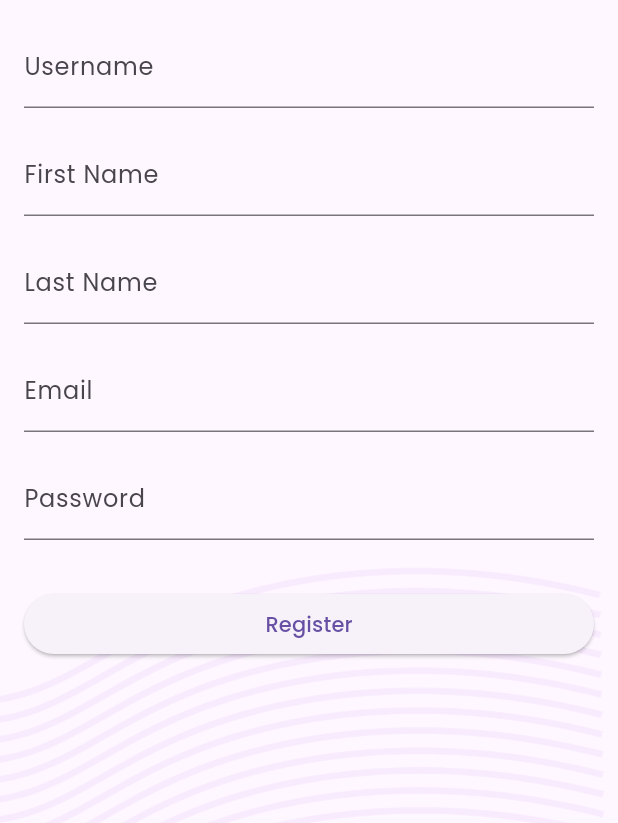
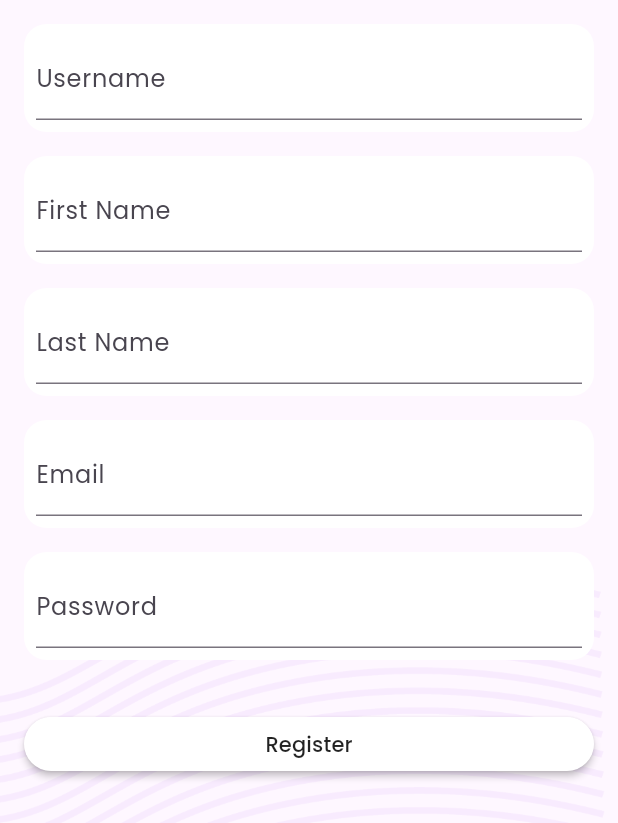
Before and after one commit to tetew-cabang-git/eb_task, a Flutter app: the RegisterScreen screen opened by its route, on a phone screen of 412 x 824 dp. Shown: the top 823 px of the screen. Run offline on Flutter 3.47's test engine with Material 3 defaults, Android fonts, the phone set to English and light mode, and no system bars; our stand-ins replace firebase_auth, firebase_core, flutter_colorpicker, google_fonts, google_sign_in, icons_plus and 2 more; accounts and stored records are empty.

Commit message:
Update Register

```diff
--- a/lib/screen/onboarding/register_screen.dart
+++ b/lib/screen/onboarding/register_screen.dart
@@ -1,3 +1,4 @@
+import 'package:eb_task/widgets/app_button.dart';
 import 'package:flutter/material.dart';
 import 'package:firebase_auth/firebase_auth.dart';
 import 'package:supabase_flutter/supabase_flutter.dart';
@@ -96,7 +97,13 @@ class _RegisterScreenState extends State<RegisterScreen> {
               key: _formKey,
               child: ListView(
                 children: [
-                  TextFormField(
+                  Container(
+                    decoration: BoxDecoration(
+                      borderRadius: BorderRadius.circular(15),
+                      color: Colors.white,
+                    ),
+                    padding: const EdgeInsets.all(8),
+                    child: TextFormField(
                       controller: _usernameController,
                       decoration: const InputDecoration(labelText: "Username"),
                       validator: (value) {
@@ -106,10 +113,18 @@ class _RegisterScreenState extends State<RegisterScreen> {
                         return null;
                       },
                     ),
+                  ),
                   const SizedBox(height: 16),
-                  TextFormField(
+                  Container(
+                    decoration: BoxDecoration(
+                      borderRadius: BorderRadius.circular(15),
+                      color: Colors.white,
+                    ),
+                    padding: const EdgeInsets.all(8),
+                    child: TextFormField(
                       controller: _firstNameController,
-                    decoration: const InputDecoration(labelText: "First Name"),
+                      decoration:
+                          const InputDecoration(labelText: "First Name"),
                       validator: (value) {
                         if (value == null || value.isEmpty) {
                           return "First Name tidak boleh kosong";
@@ -117,8 +132,15 @@ class _RegisterScreenState extends State<RegisterScreen> {
                         return null;
                       },
                     ),
+                  ),
                   const SizedBox(height: 16),
-                  TextFormField(
+                  Container(
+                    decoration: BoxDecoration(
+                      borderRadius: BorderRadius.circular(15),
+                      color: Colors.white,
+                    ),
+                    padding: const EdgeInsets.all(8),
+                    child: TextFormField(
                       controller: _lastNameController,
                       decoration: const InputDecoration(labelText: "Last Name"),
                       validator: (value) {
@@ -128,8 +150,15 @@ class _RegisterScreenState extends State<RegisterScreen> {
                         return null;
                       },
                     ),
+                  ),
                   const SizedBox(height: 16),
-                  TextFormField(
+                  Container(
+                    decoration: BoxDecoration(
+                      borderRadius: BorderRadius.circular(15),
+                      color: Colors.white,
+                    ),
+                    padding: const EdgeInsets.all(8),
+                    child: TextFormField(
                       controller: _emailController,
                       keyboardType: TextInputType.emailAddress,
                       decoration: const InputDecoration(labelText: "Email"),
@@ -143,8 +172,15 @@ class _RegisterScreenState extends State<RegisterScreen> {
                         return null;
                       },
                     ),
+                  ),
                   const SizedBox(height: 16),
-                  TextFormField(
+                  Container(
+                    decoration: BoxDecoration(
+                      borderRadius: BorderRadius.circular(15),
+                      color: Colors.white,
+                    ),
+                    padding: const EdgeInsets.all(8),
+                    child: TextFormField(
                       controller: _passwordController,
                       obscureText: true,
                       decoration: const InputDecoration(labelText: "Password"),
@@ -155,12 +191,13 @@ class _RegisterScreenState extends State<RegisterScreen> {
                         return null;
                       },
                     ),
+                  ),
                   const SizedBox(height: 32),
                   _isLoading
                       ? const Center(child: CircularProgressIndicator())
-                      : ElevatedButton(
+                      : AppButton.btnRegular(
                           onPressed: _register,
-                          child: const Text("Register"),
+                          txtLabel: const Text("Register"),
                         ),
                 ],
               ),
```
Lines whose indentation alone changed are shown as unchanged.
